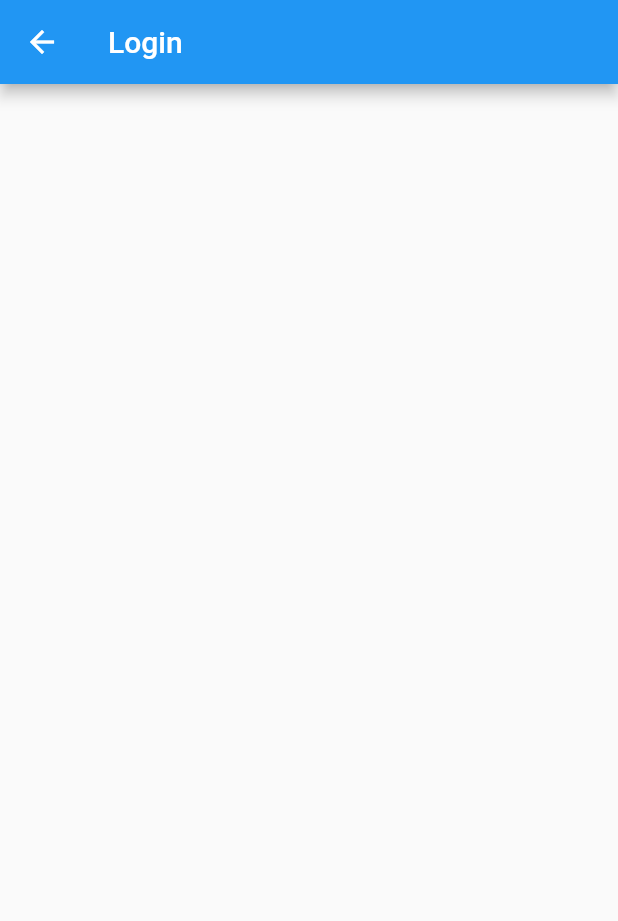
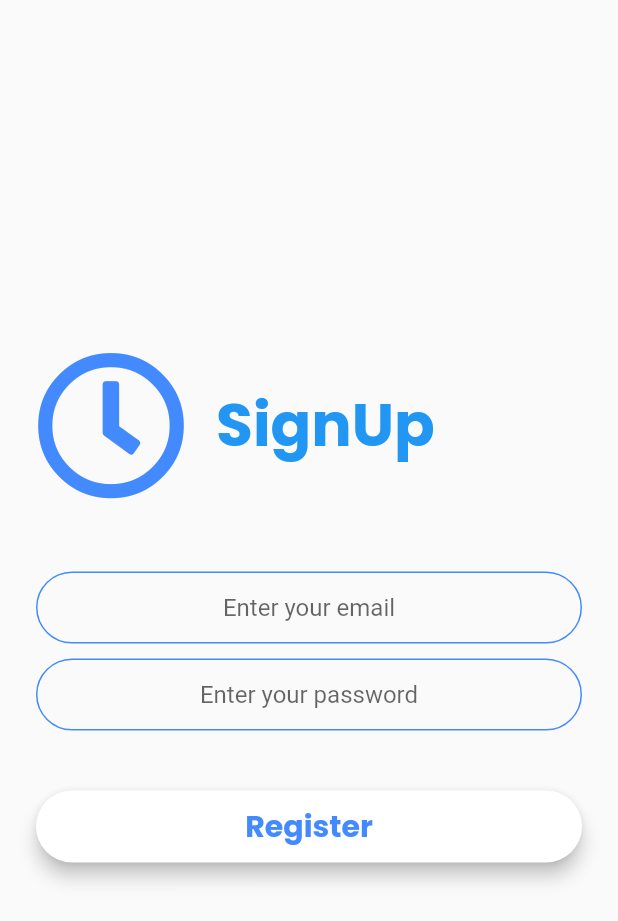
Before and after one commit to themmfa/task_manager_app_flutter, a Flutter app: the SignUpPage screen opened by its route, on a phone screen of 412 x 824 dp. Shown: the top 921 px of the screen. Run offline on Flutter 3.47's test engine with Material 2 defaults, Android fonts, the phone set to English and light mode, and no system bars; our stand-ins replace firebase_auth, firebase_core, flutter_time_picker_spinner, font_awesome_flutter, google_fonts, table_calendar; accounts and stored records are empty.

Commit message:
SignUp
SignUp screen created and firebase setup done.

```diff
--- a/task_management_app_flutter/lib/constants.dart
+++ b/task_management_app_flutter/lib/constants.dart
@@ -3,3 +3,19 @@ import 'package:google_fonts/google_fonts.dart';
 
 var kNormalTextStyle =
     GoogleFonts.poppins(fontSize: 15, fontWeight: FontWeight.bold);
+
+const kTextFieldDecoration = InputDecoration(
+  hintText: "Enter a value",
+  contentPadding: EdgeInsets.symmetric(vertical: 10.0, horizontal: 20.0),
+  border: OutlineInputBorder(
+    borderRadius: BorderRadius.all(Radius.circular(32.0)),
+  ),
+  enabledBorder: OutlineInputBorder(
+    borderSide: BorderSide(color: Colors.blueAccent, width: 1.0),
+    borderRadius: BorderRadius.all(Radius.circular(32.0)),
+  ),
+  focusedBorder: OutlineInputBorder(
+    borderSide: BorderSide(color: Colors.blueAccent, width: 2.0),
+    borderRadius: BorderRadius.all(Radius.circular(32.0)),
+  ),
+);
--- a/task_management_app_flutter/lib/main.dart
+++ b/task_management_app_flutter/lib/main.dart
@@ -1,16 +1,22 @@
+import 'package:firebase_core/firebase_core.dart';
 import 'package:flutter/material.dart';
 import 'package:task_management_app_flutter/screens/all_tasks.dart';
 import 'package:task_management_app_flutter/screens/home_page.dart';
 import 'package:task_management_app_flutter/screens/login.dart';
 import 'package:task_management_app_flutter/screens/singup.dart';
 
-void main() {
-  runApp(MaterialApp(
+void main() async {
+  WidgetsFlutterBinding.ensureInitialized();
+  await Firebase.initializeApp();
+  runApp(
+    MaterialApp(
       initialRoute: HomePage.id,
       routes: {
         HomePage.id: (context) => HomePage(),
         SignUpPage.id: (context) => SignUpPage(),
         LoginPage.id: (context) => LoginPage(),
+        AllTasks.id: (context) => AllTasks(),
       },
-  ));
+    ),
+  );
 }
--- a/task_management_app_flutter/lib/screens/all_tasks.dart
+++ b/task_management_app_flutter/lib/screens/all_tasks.dart
@@ -5,6 +5,7 @@ import 'package:task_management_app_flutter/constants.dart';
 import 'package:task_management_app_flutter/models/list_items.dart';
 
 class AllTasks extends StatefulWidget {
+  static const String id = "all_tasks";
   const AllTasks({Key? key}) : super(key: key);
 
   @override
--- a/task_management_app_flutter/lib/screens/login.dart
+++ b/task_management_app_flutter/lib/screens/login.dart
@@ -1,3 +1,4 @@
+import 'package:firebase_auth/firebase_auth.dart';
 import 'package:flutter/material.dart';
 
 class LoginPage extends StatefulWidget {
@@ -9,6 +10,9 @@ class LoginPage extends StatefulWidget {
 }
 
 class _LoginPageState extends State<LoginPage> {
+  final _auth = FirebaseAuth.instance;
+  String? email;
+  String? password;
   @override
   Widget build(BuildContext context) {
     return Container();
--- a/task_management_app_flutter/lib/screens/singup.dart
+++ b/task_management_app_flutter/lib/screens/singup.dart
@@ -1,4 +1,10 @@
+import 'package:firebase_auth/firebase_auth.dart';
 import 'package:flutter/material.dart';
+import 'package:font_awesome_flutter/font_awesome_flutter.dart';
+import 'package:google_fonts/google_fonts.dart';
+import 'package:task_management_app_flutter/components/reusable_button.dart';
+import 'package:task_management_app_flutter/constants.dart';
+import 'package:task_management_app_flutter/screens/all_tasks.dart';
 
 class SignUpPage extends StatefulWidget {
   static const String id = "signup_screen";
@@ -9,11 +15,88 @@ class SignUpPage extends StatefulWidget {
 }
 
 class _SignUpPageState extends State<SignUpPage> {
+  final _auth = FirebaseAuth.instance;
+  String? email;
+  String? password;
+  final myEmailController = TextEditingController();
+  final myPasswordController = TextEditingController();
+
   @override
   Widget build(BuildContext context) {
     return Scaffold(
-      appBar: AppBar(
-        title: Text("Login"),
+      body: Padding(
+        padding: EdgeInsets.symmetric(
+          horizontal: 24,
+        ),
+        child: Column(
+          mainAxisAlignment: MainAxisAlignment.center,
+          crossAxisAlignment: CrossAxisAlignment.stretch,
+          children: [
+            Row(
+              children: [
+                Flexible(
+                  child: Icon(
+                    FontAwesomeIcons.clock,
+                    size: 100,
+                    color: Colors.blueAccent,
+                  ),
+                ),
+                SizedBox(
+                  width: 20,
+                ),
+                Text(
+                  "SignUp",
+                  style: GoogleFonts.poppins(
+                    color: Colors.blue,
+                    fontSize: 40,
+                    fontWeight: FontWeight.bold,
+                  ),
+                ),
+              ],
+            ),
+            SizedBox(
+              height: 48,
+            ),
+            TextField(
+              keyboardType: TextInputType.emailAddress,
+              textAlign: TextAlign.center,
+              controller: myEmailController,
+              decoration:
+                  kTextFieldDecoration.copyWith(hintText: "Enter your email"),
+            ),
+            SizedBox(
+              height: 10,
+            ),
+            TextField(
+              obscureText: true,
+              keyboardType: TextInputType.emailAddress,
+              textAlign: TextAlign.center,
+              controller: myPasswordController,
+              decoration: kTextFieldDecoration.copyWith(
+                  hintText: "Enter your password"),
+            ),
+            SizedBox(
+              height: 24,
+            ),
+            ReusableButton(
+              title: "Register",
+              color: Colors.white,
+              onPress: () async {
+                try {
+                  final newUser = await _auth.createUserWithEmailAndPassword(
+                    email: myEmailController.text,
+                    password: myPasswordController.text,
+                  );
+                  if (newUser != null) {
+                    Navigator.pushNamed(context, AllTasks.id);
+                  }
+                } catch (e) {
+                  print(e);
+                }
+              },
+            ),
+          ],
+        ),
       ),
     );
   }
--- a/task_management_app_flutter/pubspec.yaml
+++ b/task_management_app_flutter/pubspec.yaml
@@ -34,6 +34,8 @@ dependencies:
   intl: ^0.17.0
   flutter_time_picker_spinner: ^2.0.0
   font_awesome_flutter: ^9.1.0
+  firebase_core: ^1.6.0
+  firebase_auth: ^3.1.1
 
 dev_dependencies:
   flutter_test:
```
Also changed, not shown: task_management_app_flutter/pubspec.lock, 2 other files. Lines whose indentation alone changed are shown as unchanged.
